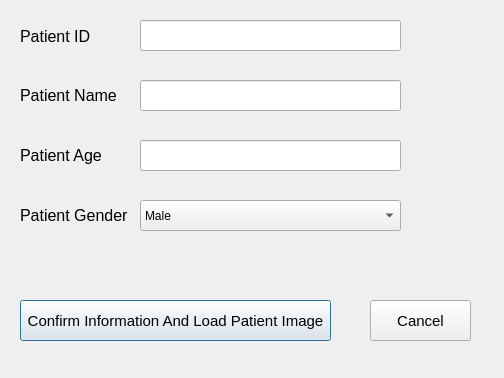
Old version of the form Modules/Loadable/SRPlanWelcome/Resources/UI/qSRPlanNewPatientDialog.ui in the repository zoulianmp/SRPlan4Snake.
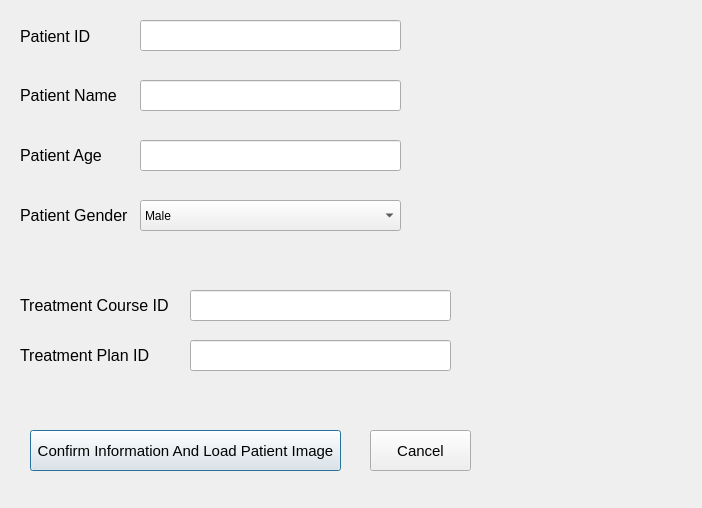
New version of the form.

Commit message: patient dialog modified

What changed in the file:
```diff
--- a/Modules/Loadable/SRPlanWelcome/Resources/UI/qSRPlanNewPatientDialog.ui
+++ b/Modules/Loadable/SRPlanWelcome/Resources/UI/qSRPlanNewPatientDialog.ui
@@ -6,8 +6,8 @@
    <rect>
     <x>0</x>
     <y>0</y>
-    <width>504</width>
-    <height>378</height>
+    <width>702</width>
+    <height>508</height>
    </rect>
   </property>
   <property name="windowTitle">
@@ -152,8 +152,8 @@
   <widget class="QPushButton" name="pushButton_loadimage">
    <property name="geometry">
     <rect>
-     <x>20</x>
-     <y>300</y>
+     <x>30</x>
+     <y>430</y>
      <width>311</width>
      <height>41</height>
     </rect>
@@ -171,7 +171,7 @@
    <property name="geometry">
     <rect>
      <x>370</x>
-     <y>300</y>
+     <y>430</y>
      <width>101</width>
      <height>41</height>
     </rect>
@@ -185,6 +185,66 @@
     <string>Cancel</string>
    </property>
   </widget>
+  <widget class="QLabel" name="label_course_id">
+   <property name="geometry">
+    <rect>
+     <x>20</x>
+     <y>290</y>
+     <width>161</width>
+     <height>31</height>
+    </rect>
+   </property>
+   <property name="font">
+    <font>
+     <pointsize>12</pointsize>
+     <weight>50</weight>
+     <bold>false</bold>
+    </font>
+   </property>
+   <property name="text">
+    <string>Treatment Course ID</string>
+   </property>
+  </widget>
+  <widget class="QLineEdit" name="lineEdit_course_id">
+   <property name="geometry">
+    <rect>
+     <x>190</x>
+     <y>290</y>
+     <width>261</width>
+     <height>31</height>
+    </rect>
+   </property>
+  </widget>
+  <widget class="QLineEdit" name="lineEdit_plan_id">
+   <property name="geometry">
+    <rect>
+     <x>190</x>
+     <y>340</y>
+     <width>261</width>
+     <height>31</height>
+    </rect>
+   </property>
+  </widget>
+  <widget class="QLabel" name="label_plan_id">
+   <property name="geometry">
+    <rect>
+     <x>20</x>
+     <y>340</y>
+     <width>161</width>
+     <height>31</height>
+    </rect>
+   </property>
+   <property name="font">
+    <font>
+     <pointsize>12</pointsize>
+     <weight>50</weight>
+     <bold>false</bold>
+    </font>
+   </property>
+   <property name="text">
+    <string>Treatment Plan ID</string>
+   </property>
+  </widget>
  </widget>
  <resources/>
  <connections/>
```
The commit also changes 2 other files.
